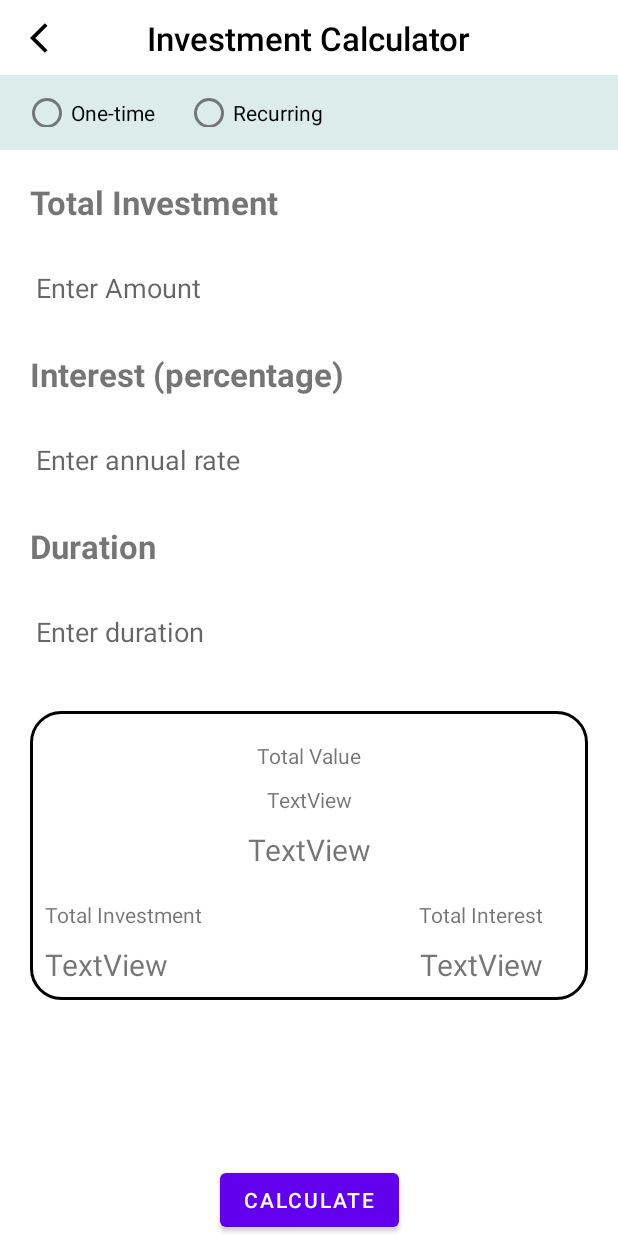
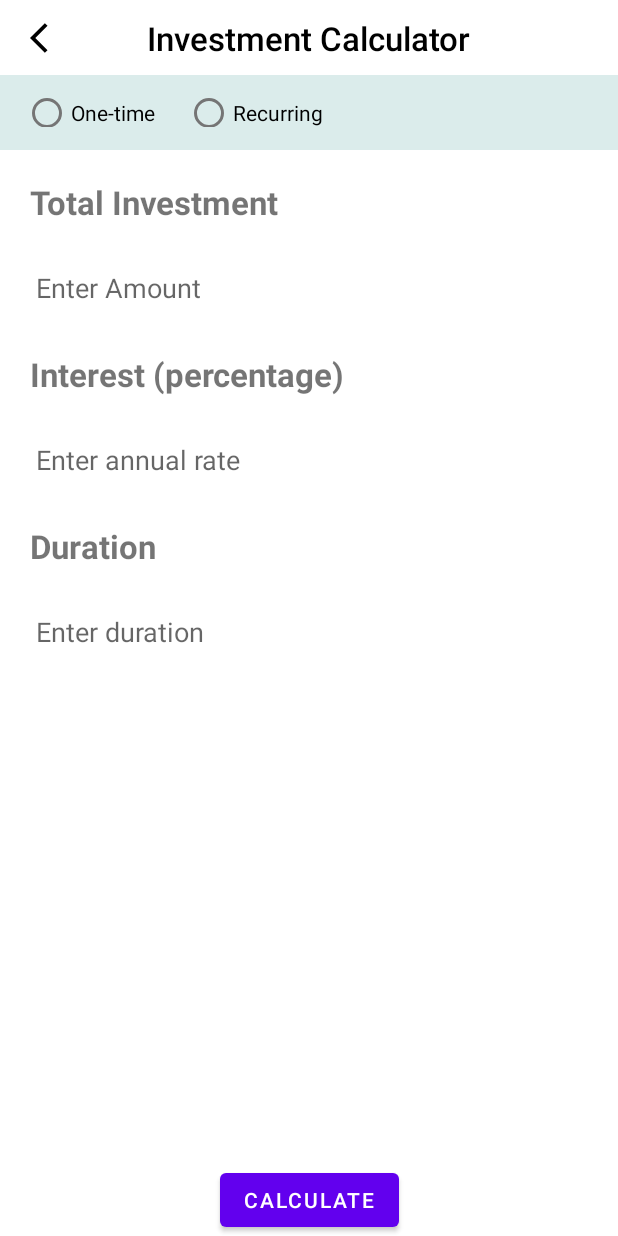
Before and after one commit to bikashgupta787/CalcXpert, an Android app: the CurrencyFragment screen opened through its navigation route, after a tap on "Investment", on a phone screen of 412 x 824 dp. Run offline under Robolectric (Android 15) with nearby library versions, the phone set to English and light mode, and no system bars; our stand-ins replace navigation-ui; 1 other tap on this screen came first.

Commit message:
Chnages in loan and InvestmentFragment

```diff
--- a/app/src/main/java/com/example/multicalculator/fragments/CurrencyFragment.kt
+++ b/app/src/main/java/com/example/multicalculator/fragments/CurrencyFragment.kt
@@ -5,6 +5,7 @@ import androidx.fragment.app.Fragment
 import android.view.LayoutInflater
 import android.view.View
 import android.view.ViewGroup
+import androidx.activity.OnBackPressedCallback
 import androidx.appcompat.app.AppCompatDelegate
 import androidx.navigation.fragment.findNavController
 import com.example.multicalculator.R
@@ -52,4 +53,19 @@ class CurrencyFragment : Fragment() {
         return binding.root
     }
 
+    override fun onViewCreated(view: View, savedInstanceState: Bundle?) {
+        super.onViewCreated(view, savedInstanceState)
+
+        requireActivity().onBackPressedDispatcher.addCallback(
+            viewLifecycleOwner,
+            object : OnBackPressedCallback(true) {
+                override fun handleOnBackPressed() {
+                    // Navigate to the main fragment and clear back stack
+                    findNavController().popBackStack(R.id.calculator_screen, false)
+                }
+            })
+    }
+
+
+
 }
--- a/app/src/main/java/com/example/multicalculator/fragments/InvestmentFragment.kt
+++ b/app/src/main/java/com/example/multicalculator/fragments/InvestmentFragment.kt
@@ -6,6 +6,7 @@ import android.view.LayoutInflater
 import android.view.View
 import android.view.ViewGroup
 import android.widget.Toast
+import androidx.navigation.fragment.findNavController
 import com.example.multicalculator.R
 import com.example.multicalculator.databinding.FragmentInvestmentBinding
 import com.example.multicalculator.databinding.FragmentLoanBinding
@@ -36,6 +37,10 @@ class InvestmentFragment : Fragment() {
         binding.duration.setOnClickListener {
             binding.bmiCardView.visibility = View.GONE
             binding.buttonCal.visibility = View.VISIBLE
+        }
+
+        binding.bottom.backBtn.setOnClickListener{
+            findNavController().navigate(R.id.action_investmentFragment_to_currency_screen)
         }
 
         return binding.root
--- a/app/src/main/java/com/example/multicalculator/fragments/LoanFragment.kt
+++ b/app/src/main/java/com/example/multicalculator/fragments/LoanFragment.kt
@@ -6,6 +6,7 @@ import android.view.LayoutInflater
 import android.view.View
 import android.view.ViewGroup
 import android.widget.Toast
+import androidx.navigation.fragment.findNavController
 import com.example.multicalculator.R
 import com.example.multicalculator.databinding.FragmentLoanBinding
 import kotlin.time.times
@@ -37,6 +38,11 @@ class LoanFragment : Fragment() {
             binding.bmiCardView.visibility = View.GONE
             binding.buttonCalculate.visibility = View.VISIBLE
         }
+
+        binding.bottom.backBtn.setOnClickListener{
+            findNavController().navigate(R.id.action_loanFragment_to_currency_screen2)
+        }
+
         return binding.root
     }
 
--- a/app/src/main/res/layout/fragment_investment.xml
+++ b/app/src/main/res/layout/fragment_investment.xml
@@ -117,6 +117,7 @@
         android:layout_marginTop="30dp"
         android:background="@drawable/age_bg"
         android:padding="10dp"
+        android:visibility="gone"
         app:layout_constraintEnd_toEndOf="parent"
         app:layout_constraintStart_toStartOf="parent"
         app:layout_constraintTop_toBottomOf="@+id/duration">
```
Also changed, not shown: app/src/main/java/com/example/multicalculator/fragments/HomeFragment.kt (+14 -0 lines).
